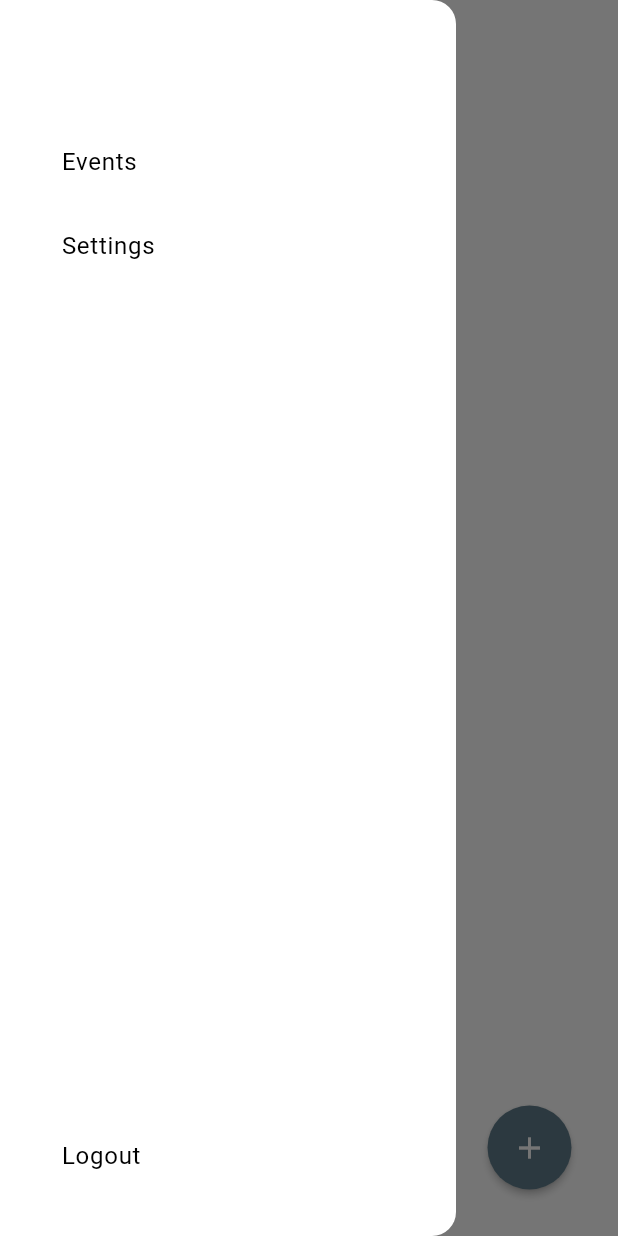
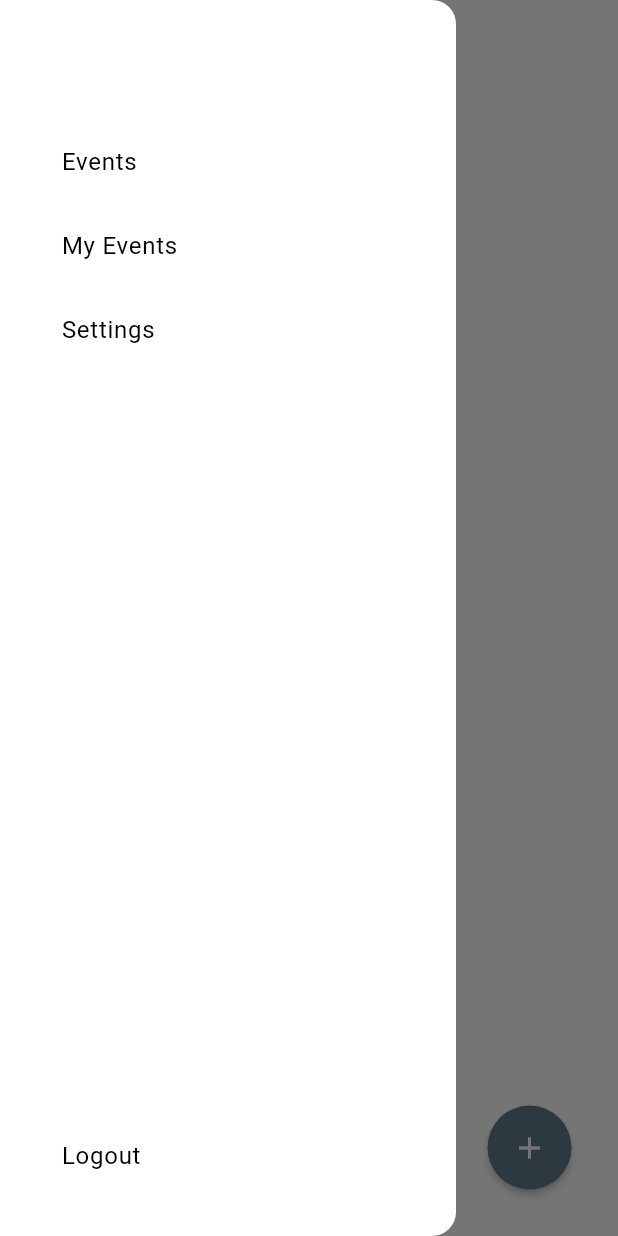
Before and after one commit to zainab-frfr/RSVP, a Flutter app: the screen it shows once a user with an empty profile is signed in, with the side drawer open, on a phone screen of 412 x 824 dp. Run offline on Flutter 3.47's test engine with Material 3 defaults, Android fonts, the light colour scheme and no system bars; our stand-ins replace cloud_firestore, firebase_auth, firebase_core, hive, hive_flutter; accounts and stored records are empty.

Commit message:
events being displayed

```diff
--- a/lib/components/drawer.dart
+++ b/lib/components/drawer.dart
@@ -28,6 +28,16 @@ class MyDrawer extends StatelessWidget {
                 ),
               ),
               Padding(
+                padding:  const EdgeInsets.only(left: 25),
+                child: ListTile(
+                  title:const Text('My Events'),
+                  onTap: (){
+                    Navigator.pop(context);
+                    Navigator.popAndPushNamed(context, '/myEvents');
+                  },
+                ),
+              ),
+              Padding(
                 padding: const EdgeInsets.only(left: 25),
                 child: ListTile(
                   title: const Text('Settings'),
--- a/lib/main.dart
+++ b/lib/main.dart
@@ -3,6 +3,7 @@ import 'package:flutter/material.dart';
 import 'package:hive_flutter/adapters.dart';
 import 'package:rsvp/firebase_options.dart';
 import 'package:rsvp/pages/events.dart';
+import 'package:rsvp/pages/my_events.dart';
 import 'package:rsvp/pages/settings.dart';
 import 'package:rsvp/services/auth_services/auth_gate.dart';
 import 'package:rsvp/themes/themeprovider.dart';
@@ -37,6 +38,7 @@ class MyApp extends StatelessWidget {
         '/authGate': (context) => const MyAuthGate(),
         '/settings': (context) => const MySettingsPage(),
         '/events' : (context) => MyEventsPage(),
+        '/myEvents': (context) => PersonalEventsPage(),
       }
     );
   }
--- a/lib/pages/events.dart
+++ b/lib/pages/events.dart
@@ -3,6 +3,7 @@ import 'package:flutter/material.dart';
 import 'package:provider/provider.dart';
 import 'package:rsvp/components/button.dart';
 import 'package:rsvp/components/drawer.dart';
+import 'package:rsvp/components/event_tile.dart';
 import 'package:rsvp/components/textfield.dart';
 import 'package:rsvp/services/auth_services/auth_services.dart';
 import 'package:rsvp/services/events_services/event_services.dart';
@@ -125,7 +126,16 @@ class MyEventsPage extends StatelessWidget {
     if (username.isNotEmpty && _title.text.isNotEmpty && _description.text.isNotEmpty && _venue.text.isNotEmpty && _date.text.isNotEmpty && _time.text.isNotEmpty){
       _eventService.addEvent(_title.text, _description.text, _date.text, _time.text, username, _venue.text);
       print("Event added");
+    }else{
+      print("Event not added");
+      // print(username.isNotEmpty);
+      // print(_title.text.isNotEmpty);
+      // print(_description.text.isNotEmpty);
+      // print(_venue.text.isNotEmpty);
+      // print(_date.text.isNotEmpty);
+      // print(_time.text.isNotEmpty);
     }
+    clearControllers();
   }
   void addEvent(BuildContext context) {
     bool isDarkMode =
@@ -184,7 +194,6 @@ class MyEventsPage extends StatelessWidget {
               TextButton(
                 onPressed: () {
                   okOnPressed();
-                  clearControllers();
                   Navigator.pop(context);
                 },
                 child: Text('Ok', style: TextStyle(color: isDarkMode? Colors.white : Colors.black),),
@@ -223,6 +232,36 @@ class MyEventsPage extends StatelessWidget {
         ),
       ),
       floatingActionButtonLocation: FloatingActionButtonLocation.endFloat,
+      body: _eventsList(context),
     );
   }
+
+  Widget _eventsList(BuildContext context){
+    return StreamBuilder(
+      stream: _eventService.getEventStream(),
+      builder: (context, snapshot){
+        //errors
+          if (snapshot.hasError) {
+            return const Text('Error');
+          }
+
+          //loading
+          if (snapshot.connectionState == ConnectionState.waiting) {
+            return const Text('Loading...');
+          }
+
+          //eventsList
+          return ListView(
+            children: snapshot.data!
+                .map<Widget>(
+                    (eventData) => _buildEventsListItem(eventData, context))
+                .toList(),
+          );
+      }
+    );
+  }
+
+  Widget _buildEventsListItem(Map<String, dynamic> eventData, BuildContext context){
+    return MyEventTile(eventName: eventData['title'], onTap: (){},);
+  }
 }
```
Also changed, not shown: lib/components/event_tile.dart (+16 -9 lines), lib/pages/my_events.dart (added, +80 -0 lines), lib/services/events_services/event_services.dart (+9 -1 lines).
